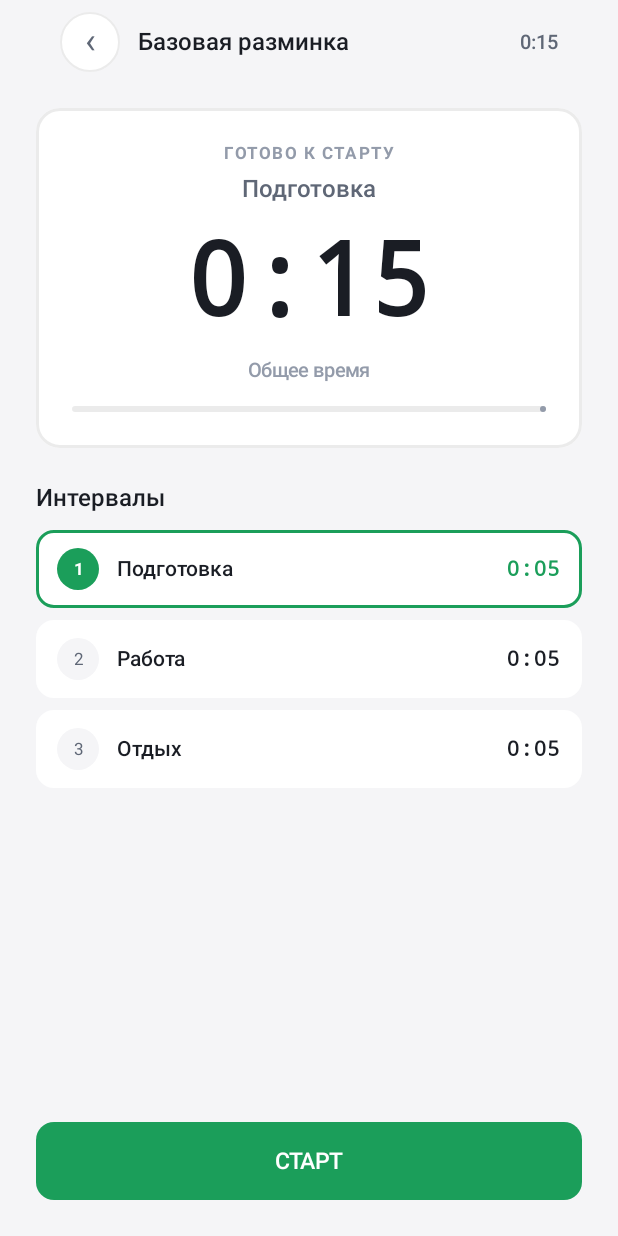
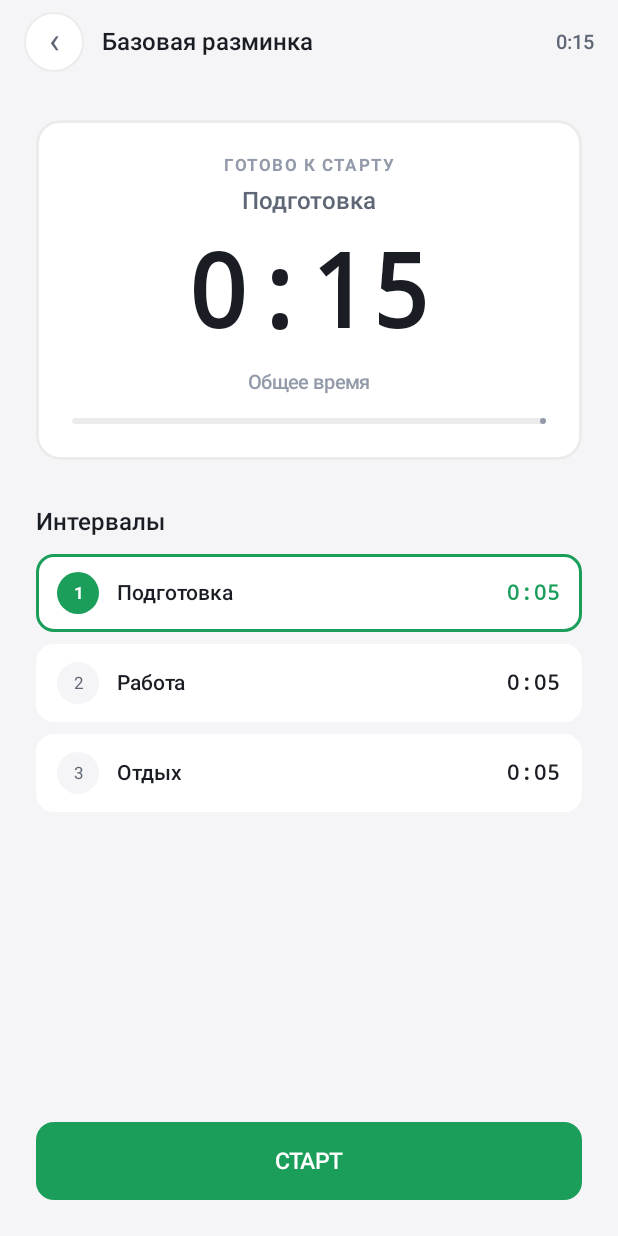
Before and after one commit to satan-claus/fatless, an Android app built with Jetpack Compose: the screen it shows after launch (MainActivity), after a tap on "Базовая разминка", on a phone screen of 412 x 824 dp. Run offline under Robolectric (Android 15) with nearby library versions, the light colour scheme and no system bars; our stand-ins replace Dagger/Hilt's generated code, Room's generated code.

Commit message:
Добавлен экран настроек и исправлен WorkoutTopBar.kt Closes #25

```diff
--- a/app/src/main/java/com/niked/fatless/ui/MainActivity.kt
+++ b/app/src/main/java/com/niked/fatless/ui/MainActivity.kt
@@ -38,6 +38,10 @@ class MainActivity : ComponentActivity() {
         }
     }
 
+    fun minimizeApp() {
+        moveTaskToBack(true)
+    }
+
     private fun checkAndRequestPermissions() {
         val permissions = mutableListOf(
             android.Manifest.permission.ACTIVITY_RECOGNITION,
--- a/app/src/main/java/com/niked/fatless/ui/component/WorkoutTopBar.kt
+++ b/app/src/main/java/com/niked/fatless/ui/component/WorkoutTopBar.kt
@@ -21,7 +21,8 @@ fun WorkoutTopBar(
     title: String,
     subTitle: String,
     subTitleColor: Color = AppTextSecondary,
-    onBackClick: () -> Unit
+    onBackClick: (() -> Unit)? = null,
+    actions: @Composable RowScope.() -> Unit = {}
 ) {
     Row(
         modifier = Modifier
@@ -31,7 +32,8 @@ fun WorkoutTopBar(
             .padding(horizontal = 16.dp),
         verticalAlignment = Alignment.CenterVertically
     ) {
-        // Кнопка Back
+        // 1. Рисуем кнопку Back только если передан колбэк
+        if (onBackClick != null) {
             Surface(
                 onClick = onBackClick,
                 modifier = Modifier.size(40.dp),
@@ -48,10 +50,10 @@ fun WorkoutTopBar(
                     )
                 }
             }
+            Spacer(modifier = Modifier.width(12.dp))
+        }
 
-        Spacer(modifier = Modifier.width(12.dp))
-
-        // Заголовок
+        // 2. Заголовок (занимает всё свободное место)
         Text(
             text = title,
             style = MaterialTheme.typography.titleMedium,
@@ -63,12 +65,18 @@ fun WorkoutTopBar(
 
         Spacer(modifier = Modifier.width(8.dp))
 
-        // Субтитры (Время)
+        // 3. Субтитры (Время или кол-во тренировок)
         Text(
             text = subTitle,
             style = MaterialTheme.typography.bodySmall,
             color = subTitleColor,
             maxLines = 1
         )
+
+        // 4. ДОБАВЛЯЕМ: Место для кнопок справа
+        Row(
+            verticalAlignment = Alignment.CenterVertically,
+            content = actions
+        )
     }
 }
--- a/app/src/main/java/com/niked/fatless/ui/navigation/FatLessNavGraph.kt
+++ b/app/src/main/java/com/niked/fatless/ui/navigation/FatLessNavGraph.kt
@@ -1,11 +1,14 @@
 package com.niked.fatless.ui.navigation
 
 import androidx.compose.runtime.Composable
+import androidx.compose.ui.platform.LocalContext
 import androidx.navigation.NavType
 import androidx.navigation.compose.NavHost
 import androidx.navigation.compose.composable
 import androidx.navigation.compose.rememberNavController
 import androidx.navigation.navArgument
+import com.niked.fatless.ui.MainActivity
+import com.niked.fatless.ui.screen.SettingsScreen
 import com.niked.fatless.ui.screen.WorkoutScreen
 import com.niked.fatless.ui.screen.WorkoutCreateScreen
 import com.niked.fatless.ui.screen.WorkoutListScreen
@@ -13,11 +16,23 @@ import com.niked.fatless.ui.screen.WorkoutListScreen
 @Composable
 fun FatLessNavGraph() {
     val navController = rememberNavController()
+    val context = LocalContext.current
 
     NavHost(
         navController = navController,
         startDestination = Screen.WorkoutList.route
     ) {
+        composable(Screen.Settings.route) {
+            SettingsScreen(
+                onBackClick = { navController.popBackStack() }
+            )
+        }
+        // Конструктор (Создание)
+        composable(Screen.WorkoutCreate.route) {
+            WorkoutCreateScreen(
+                onBackClick = { navController.popBackStack() }
+            )
+        }
         // Список тренировок
         composable(Screen.WorkoutList.route) {
             WorkoutListScreen(
@@ -26,17 +41,15 @@ fun FatLessNavGraph() {
                 },
                 onAddWorkoutClick = {
                     navController.navigate(Screen.WorkoutCreate.route)
+                },
+                onSettingsClick = {
+                    navController.navigate(Screen.Settings.route)
+                },
+                onExitClick = {
+                    (context as? MainActivity)?.minimizeApp()
                 }
             )
         }
-
-        // Конструктор (Создание)
-        composable(Screen.WorkoutCreate.route) {
-            WorkoutCreateScreen(
-                onBackClick = { navController.popBackStack() }
-            )
-        }
-
         // Сам таймер (Процесс)
         composable(
             route = Screen.WorkoutTimer.route,
--- a/app/src/main/java/com/niked/fatless/ui/navigation/Screen.kt
+++ b/app/src/main/java/com/niked/fatless/ui/navigation/Screen.kt
@@ -1,8 +1,9 @@
 package com.niked.fatless.ui.navigation
 
 sealed class Screen(val route: String) {
+    object Settings : Screen(route = "settings")
+    object WorkoutCreate : Screen("workout_create")
     object WorkoutList : Screen("workout_list")
-    object WorkoutCreate : Screen("workout_create")
     // Для этого экрана нам нужен аргумент в строке
     object WorkoutTimer : Screen("workout_timer/{workoutId}") {
         fun createRoute(workoutId: String) = "workout_timer/$workoutId"
--- a/app/src/main/java/com/niked/fatless/ui/screen/WorkoutListScreen.kt
+++ b/app/src/main/java/com/niked/fatless/ui/screen/WorkoutListScreen.kt
@@ -5,6 +5,8 @@ import androidx.compose.foundation.layout.*
 import androidx.compose.foundation.lazy.LazyColumn
 import androidx.compose.foundation.lazy.items
 import androidx.compose.foundation.shape.RoundedCornerShape
+import androidx.compose.material.icons.Icons
+import androidx.compose.material.icons.filled.Settings
 import androidx.compose.material3.*
 import androidx.compose.runtime.*
 import androidx.compose.ui.Alignment
@@ -16,6 +18,7 @@ import com.niked.fatless.ui.component.WorkoutRow
 import com.niked.fatless.ui.theme.AppBackground
 import com.niked.fatless.ui.theme.AppError
 import com.niked.fatless.ui.theme.AppPrimary
+import com.niked.fatless.ui.theme.AppTextSecondary
 import com.niked.fatless.ui.viewmodel.WorkoutListUiState
 import com.niked.fatless.ui.viewmodel.WorkoutListViewModel
 
@@ -23,6 +26,8 @@ import com.niked.fatless.ui.viewmodel.WorkoutListViewModel
 fun WorkoutListScreen(
     onWorkoutClick: (String) -> Unit,
     onAddWorkoutClick: () -> Unit,
+    onSettingsClick: () -> Unit,
+    onExitClick: () -> Unit,
     viewModel: WorkoutListViewModel = hiltViewModel()
 ) {
     val state by viewModel.uiState.collectAsState()
@@ -31,9 +36,7 @@ fun WorkoutListScreen(
         modifier = Modifier
             .fillMaxSize()
             .background(AppBackground)
-            .statusBarsPadding()
             .navigationBarsPadding()
-            .padding(horizontal = 24.dp)
     ) {
         // Верхняя панель (subTitle меняется в зависимости от стейта)
         WorkoutTopBar(
@@ -41,13 +44,28 @@ fun WorkoutListScreen(
             subTitle = if (state is WorkoutListUiState.Success) {
                 "${(state as WorkoutListUiState.Success).workouts.size} наборов"
             } else "",
-            onBackClick = { /* На главном экране назад не идем */ }
+            onBackClick = onExitClick,
+            actions = {
+                IconButton(onClick = { onSettingsClick() }) {
+                    // Используем стандартную шестеренку
+                    Icon(
+                        imageVector = Icons.Default.Settings,
+                        contentDescription = null,
+                        tint = AppTextSecondary,
+                        modifier = Modifier.size(20.dp)
+                    )
+                }
+            }
         )
 
         Spacer(modifier = Modifier.height(24.dp))
 
         // Основной контент
-        Box(modifier = Modifier.weight(1f)) {
+        Box(
+            modifier = Modifier
+                .weight(1f)
+                .padding(horizontal = 24.dp)
+        ) {
             when (val s = state) {
                 is WorkoutListUiState.Loading -> {
                     CircularProgressIndicator(
@@ -92,6 +110,7 @@ fun WorkoutListScreen(
             onClick = onAddWorkoutClick,
             modifier = Modifier
                 .fillMaxWidth()
+                .padding(horizontal = 24.dp)
                 .padding(vertical = 24.dp)
                 .height(52.dp),
             shape = RoundedCornerShape(12.dp),
--- a/app/src/main/java/com/niked/fatless/ui/screen/WorkoutScreen.kt
+++ b/app/src/main/java/com/niked/fatless/ui/screen/WorkoutScreen.kt
@@ -29,13 +29,15 @@ fun WorkoutScreen(
 
     // 1. ВРЕМЕННЫЕ РАСЧЕТЫ
     val totalWorkoutTime = workout.intervals.sumOf { it.seconds }
-    val completedIntervalsTime = workout.intervals.take(uiState.currentIntervalIndex).sumOf { it.seconds }
+    val completedIntervalsTime =
+        workout.intervals.take(uiState.currentIntervalIndex).sumOf { it.seconds }
     val currentInterval = workout.intervals.getOrNull(uiState.currentIntervalIndex)
     val timePassedInCurrent = (currentInterval?.seconds ?: 0) - uiState.timeLeft
     val elapsedSeconds = completedIntervalsTime + timePassedInCurrent
 
     // 2. ПРОГРЕСС И ТЕКСТЫ
-    val totalProgress = if (totalWorkoutTime > 0) elapsedSeconds.toFloat() / totalWorkoutTime.toFloat() else 0f
+    val totalProgress =
+        if (totalWorkoutTime > 0) elapsedSeconds.toFloat() / totalWorkoutTime.toFloat() else 0f
 
     val timeToShow = when (uiState.status) {
         is WorkoutState.READY -> totalWorkoutTime
@@ -67,10 +69,9 @@ fun WorkoutScreen(
         modifier = Modifier
             .fillMaxSize()
             .background(AppBackground)
-            .statusBarsPadding()
             .navigationBarsPadding()
-            .padding(horizontal = 24.dp)
     ) {
+        // 1. ТОПБАР (на всю ширину)
         WorkoutTopBar(
             title = workout.title,
             subTitle = topBarMeta,
@@ -78,8 +79,15 @@ fun WorkoutScreen(
             onBackClick = onBackClick
         )
 
-        Spacer(modifier = Modifier.height(16.dp))
+        // 2. КОНТЕНТ (с отступом 24.dp по краям, как на главном)
+        Column(
+            modifier = Modifier
+                .weight(1f)
+                .padding(horizontal = 24.dp) // Единый стандарт отступа
+        ) {
+            Spacer(modifier = Modifier.height(24.dp))
 
+            // КАРТОЧКА ТАЙМЕРА
             TimerCard(
                 state = uiState.status,
                 currentIntervalName = currentInterval?.name ?: "Приготовьтесь",
@@ -88,7 +96,7 @@ fun WorkoutScreen(
                 subText = timerSubText
             )
 
-        Spacer(modifier = Modifier.height(24.dp))
+            Spacer(modifier = Modifier.height(32.dp))
 
             Text(
                 text = "Интервалы",
@@ -98,9 +106,9 @@ fun WorkoutScreen(
 
             Spacer(modifier = Modifier.height(12.dp))
 
-        // 4. СПИСОК ИНТЕРВАЛОВ
+            // СПИСОК ИНТЕРВАЛОВ
             LazyColumn(
-            modifier = Modifier.weight(1f),
+                modifier = Modifier.fillMaxWidth(),
                 verticalArrangement = Arrangement.spacedBy(8.dp),
                 contentPadding = PaddingValues(bottom = 16.dp)
             ) {
@@ -122,12 +130,14 @@ fun WorkoutScreen(
                     )
                 }
             }
+        }
 
-        // 5. ПОДВАЛ УПРАВЛЕНИЯ
+        // 3. ПОДВАЛ УПРАВЛЕНИЯ
         Column(
             modifier = Modifier
                 .fillMaxWidth()
-                .padding(vertical = 24.dp),
+                .padding(horizontal = 24.dp)
+                .padding(bottom = 24.dp),
             verticalArrangement = Arrangement.spacedBy(12.dp)
         ) {
             when (uiState.status) {
@@ -187,7 +197,11 @@ fun WorkoutScreen(
                         colors = ButtonDefaults.buttonColors(containerColor = AppSecondary)
                     ) {
                         Row(verticalAlignment = Alignment.CenterVertically) {
-                            Icon(Icons.Default.Refresh, contentDescription = null, modifier = Modifier.size(20.dp))
+                            Icon(
+                                Icons.Default.Refresh,
+                                contentDescription = null,
+                                modifier = Modifier.size(20.dp)
+                            )
                             Spacer(Modifier.width(8.dp))
                             Text("ЗАПУСТИТЬ ЗАНОВО", style = AppTypography.labelMedium)
                         }
```
Also changed, not shown: app/src/main/java/com/niked/fatless/ui/screen/SettingsScreen.kt (added, +111 -0 lines), app/src/main/java/com/niked/fatless/ui/viewmodel/SettingsViewModel.kt (added, +41 -0 lines). Lines whose indentation alone changed are shown as unchanged.
